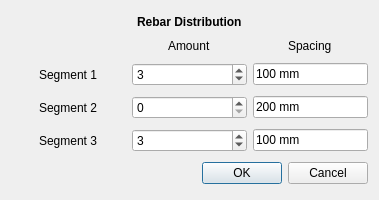
The window that RebarDistribution.ui (amrit3701/FreeCAD-Reinforcement) describes before a commit, drawn with Qt 5.
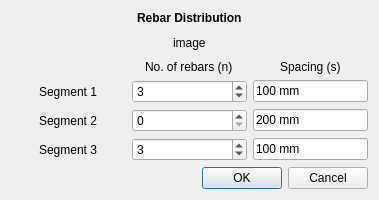
The same window after the commit. Custom widgets are drawn as their Qt base class.

Commit message: update code of Rebar distribution

Patch:
```diff
--- a/RebarDistribution.ui
+++ b/RebarDistribution.ui
@@ -37,6 +37,13 @@
      </item>
     </layout>
    </item>
+   <item alignment="Qt::AlignHCenter">
+    <widget class="QLabel" name="image">
+     <property name="text">
+      <string>image</string>
+     </property>
+    </widget>
+   </item>
    <item>
     <layout class="QHBoxLayout" name="horizontalLayout_6">
      <item>
@@ -55,7 +62,7 @@
         </sizepolicy>
        </property>
        <property name="text">
-        <string>Amount</string>
+        <string>No. of rebars (n)</string>
        </property>
       </widget>
      </item>
@@ -68,7 +75,7 @@
         </sizepolicy>
        </property>
        <property name="text">
-        <string>Spacing</string>
+        <string>Spacing (s)</string>
        </property>
       </widget>
      </item>
```
The commit also changes 4 other files.
